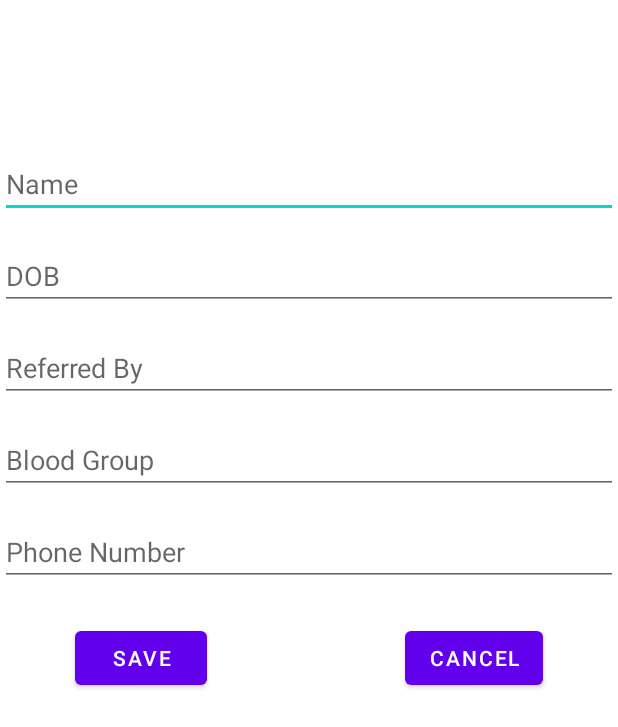
After one commit to CSCI-152/Team8, an Android app: the layout editpatientprofilepopup.xml on its own in the app's theme, with its tools: preview values and no code run, on a phone screen of 412 x 824 dp. The commit adds this screen. Shown: the top 727 px of the screen. Run offline under Robolectric (Android 15) with nearby library versions, the phone set to English and light mode, and no system bars.

Commit message:
Profile
-make a new java Db to store profile info
-make a layout for popup for editing patient profile
-complete the edit for profile
-need to test the code

```diff
--- /dev/null
+++ b/PDMS/app/src/main/res/layout/editpatientprofilepopup.xml
@@ -0,0 +1,94 @@
+<?xml version="1.0" encoding="utf-8"?>
+<androidx.constraintlayout.widget.ConstraintLayout
+    xmlns:android="http://schemas.android.com/apk/res/android"
+    xmlns:app="http://schemas.android.com/apk/res-auto"
+    xmlns:tools="http://schemas.android.com/tools"
+    android:layout_width="match_parent"
+    android:layout_height="match_parent"
+    android:orientation="vertical">
+
+    <EditText
+        android:id="@+id/EditPatientName"
+        android:layout_width="match_parent"
+        android:layout_height="wrap_content"
+        android:layout_marginTop="100dp"
+        android:ems="10"
+        android:hint="Name"
+        android:inputType="textPersonName"
+        app:layout_constraintEnd_toEndOf="parent"
+        app:layout_constraintHorizontal_bias="0.0"
+        app:layout_constraintStart_toStartOf="parent"
+        app:layout_constraintTop_toTopOf="parent" />
+
+    <EditText
+        android:id="@+id/EditPatientDOB"
+        android:layout_width="match_parent"
+        android:layout_height="wrap_content"
+        android:layout_marginTop="16dp"
+        android:ems="10"
+        android:hint="DOB"
+        android:inputType="textPersonName"
+        app:layout_constraintEnd_toEndOf="parent"
+        app:layout_constraintHorizontal_bias="0.0"
+        app:layout_constraintStart_toStartOf="parent"
+        app:layout_constraintTop_toBottomOf="@+id/EditPatientName" />
+
+    <EditText
+        android:id="@+id/EditPatientRefBy"
+        android:layout_width="match_parent"
+        android:layout_height="wrap_content"
+        android:layout_marginTop="16dp"
+        android:ems="10"
+        android:hint="Referred By"
+        android:inputType="textPersonName"
+        app:layout_constraintEnd_toEndOf="parent"
+        app:layout_constraintStart_toStartOf="parent"
+        app:layout_constraintTop_toBottomOf="@+id/EditPatientDOB" />
+
+    <EditText
+        android:id="@+id/EditPatientBloodGroup"
+        android:layout_width="match_parent"
+        android:layout_height="wrap_content"
+        android:layout_marginTop="16dp"
+        android:ems="10"
+        android:hint="Blood Group"
+        android:inputType="textPersonName"
+        app:layout_constraintEnd_toEndOf="parent"
+        app:layout_constraintStart_toStartOf="parent"
+        app:layout_constraintTop_toBottomOf="@+id/EditPatientRefBy" />
+
+    <Button
+        android:id="@+id/EditPatientSave"
+        android:layout_width="wrap_content"
+        android:layout_height="wrap_content"
+        android:layout_marginStart="50dp"
+        android:layout_marginLeft="50dp"
+        android:layout_marginTop="24dp"
+        android:text="Save"
+        app:layout_constraintStart_toStartOf="parent"
+        app:layout_constraintTop_toBottomOf="@+id/EditPatientPhone" />
+
+    <Button
+        android:id="@+id/EditPatientCancel"
+        android:layout_width="wrap_content"
+        android:layout_height="wrap_content"
+        android:layout_marginTop="24dp"
+        android:layout_marginEnd="50dp"
+        android:layout_marginRight="50dp"
+        android:text="Cancel"
+        app:layout_constraintEnd_toEndOf="parent"
+        app:layout_constraintTop_toBottomOf="@+id/EditPatientPhone" />
+
+    <EditText
+        android:id="@+id/EditPatientPhone"
+        android:layout_width="match_parent"
+        android:layout_height="wrap_content"
+        android:layout_marginTop="16dp"
+        android:ems="10"
+        android:hint="Phone Number"
+        android:inputType="phone"
+        app:layout_constraintEnd_toEndOf="parent"
+        app:layout_constraintStart_toStartOf="parent"
+        app:layout_constraintTop_toBottomOf="@+id/EditPatientBloodGroup" />
+
+</androidx.constraintlayout.widget.ConstraintLayout>
```
Also changed, not shown: PDMS/app/src/main/java/com/example/pdms/Login.java (+30 -0 lines), PDMS/app/src/main/java/com/example/pdms/Patient_Profile.java (+119 -0 lines), PDMS/app/src/main/java/com/example/pdms/PatientsProfile.java (added, +61 -0 lines), PDMS/app/src/main/res/layout/activity_patient__profile.xml (+13 -0 lines).
